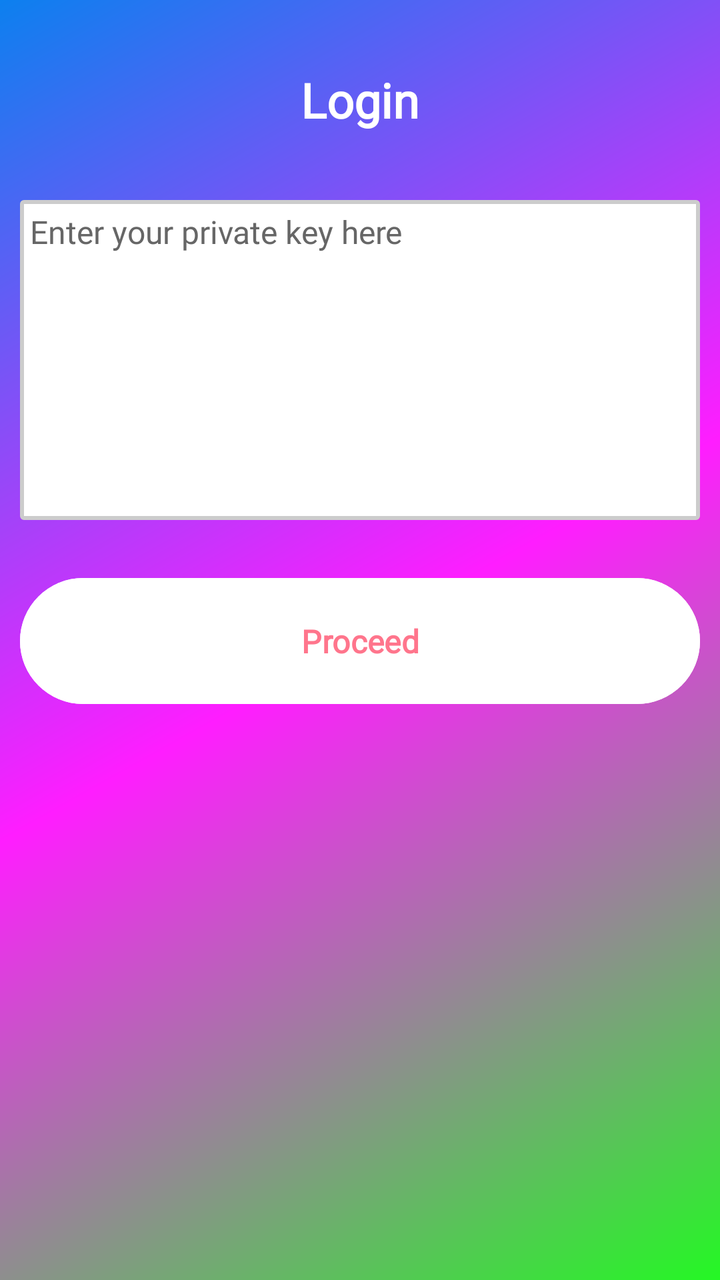
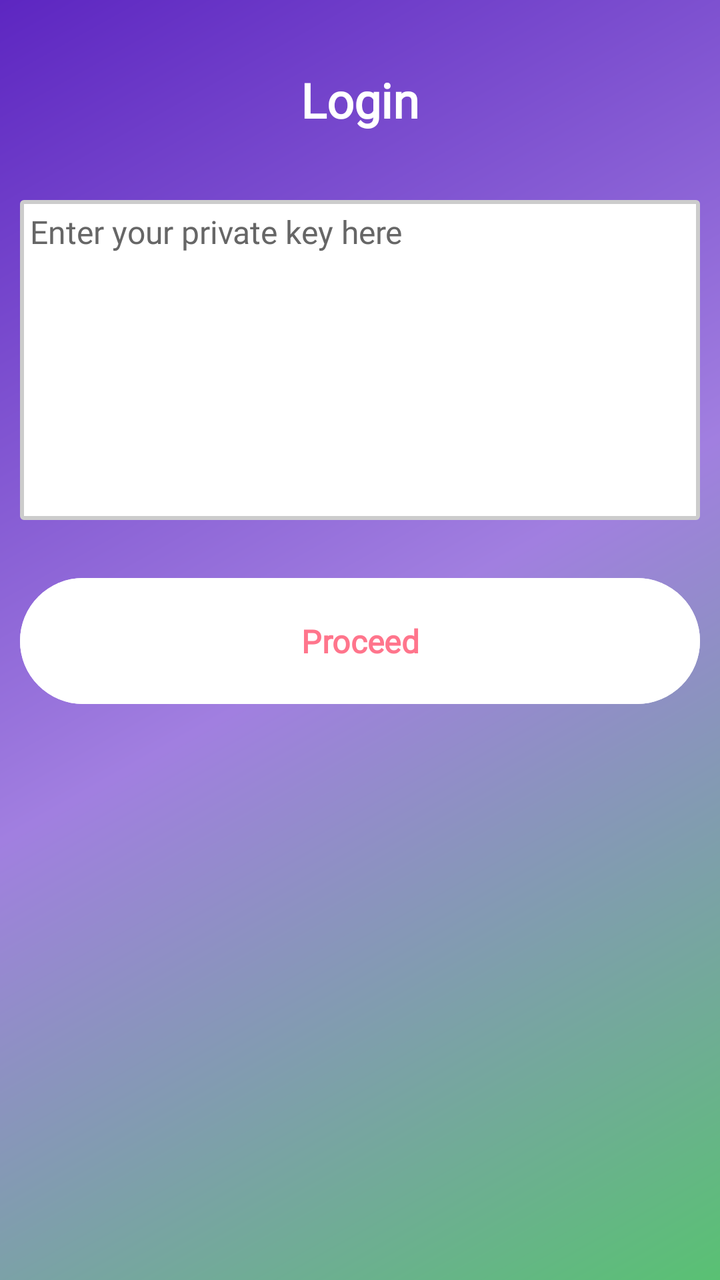

The first picture is an Android layout as it rendered before a commit; the second is the same layout after the commit. The layout source and the unified diff follow.
<!-- AndroidManifest.xml: application theme Theme.EtnVegas -->
<!-- res/layout/activity_login.xml -->
<?xml version="1.0" encoding="utf-8"?>
<androidx.constraintlayout.widget.ConstraintLayout xmlns:android="http://schemas.android.com/apk/res/android"
    xmlns:app="http://schemas.android.com/apk/res-auto"
    xmlns:tools="http://schemas.android.com/tools"
    android:id="@+id/main"
    android:layout_width="match_parent"
    android:layout_height="match_parent"
    android:background="@drawable/gradient_background"
    tools:context="com.starconsolidate.cryptoslots.com.electroneumhackathon.etnvegas.LoginActivity">

    <TextView
        android:id="@+id/textView4"
        android:layout_width="340dp"
        android:layout_height="60dp"
        android:layout_marginStart="10dp"
        android:layout_marginTop="20dp"
        android:layout_marginEnd="10dp"
        android:fontFamily="@font/lustria"
        android:gravity="center"
        android:text="Login"
        android:textColor="#FFFFFF"
        android:textSize="24sp"
        android:textStyle="bold"
        app:layout_constraintEnd_toEndOf="parent"
        app:layout_constraintStart_toStartOf="parent"
        app:layout_constraintTop_toTopOf="parent" />

    <EditText
        android:id="@+id/inp_private_key"
        android:layout_width="340dp"
        android:layout_height="160dp"
        android:layout_marginStart="10dp"
        android:layout_marginTop="20dp"
        android:layout_marginEnd="10dp"
        android:background="@drawable/edit_text_box"
        android:ems="10"
        android:fontFamily="@font/marko_one"
        android:gravity="start|top"
        android:hint="Enter your private key here"
        android:inputType="textMultiLine"
        android:padding="5sp"
        android:textColor="#000000"
        android:textColorHint="#666666"
        android:textSize="16sp"
        app:layout_constraintEnd_toEndOf="parent"
        app:layout_constraintStart_toStartOf="parent"
        app:layout_constraintTop_toBottomOf="@+id/textView4" />

    <Button
        android:id="@+id/login_proceed"
        android:layout_width="340dp"
        android:layout_height="71dp"
        android:layout_marginStart="10dp"
        android:layout_marginTop="25dp"
        android:layout_marginEnd="10dp"
        android:backgroundTint="#FFFFFF"
        android:fontFamily="@font/marko_one"
        android:text="Proceed"
        android:textColor="#ff758c"
        android:textSize="16sp"
        android:textStyle="bold"
        app:layout_constraintEnd_toEndOf="parent"
        app:layout_constraintStart_toStartOf="parent"
        app:layout_constraintTop_toBottomOf="@+id/inp_private_key" />

</androidx.constraintlayout.widget.ConstraintLayout>
<!-- resources referenced by this layout -->
<resources>
  <!-- drawable edit_text_box (drawable) -->
  <shape xmlns:android="http://schemas.android.com/apk/res/android">
      <solid android:color="#FFFFFF"/> 
      <corners android:radius="1dp"/> 
      <stroke android:color="#CCCCCC" android:width="2dp"/> 
  </shape>
  <!-- drawable gradient_background (drawable) -->
  <shape
  xmlns:android="http://schemas.android.com/apk/res/android"
  android:shape="rectangle">
  <gradient
      android:startColor="#24F824"
      android:centerColor="#FF1DFF"
      android:endColor="#0C80EF"
      android:useLevel="false"
      android:angle="135" />
  </shape>
  <style name="Theme.EtnVegas" parent="Base.Theme.EtnVegas" />
  <style name="Base.Theme.EtnVegas" parent="Theme.Material3.DayNight.NoActionBar">
          
          
          <item name="android:forceDarkAllowed" tools:targetApi="q">false</item>
      </style>
</resources>

<!-- the commit's change to res/layout/activity_login.xml (unified diff, before → after) -->
@@ -6,7 +6,7 @@
     android:layout_width="match_parent"
     android:layout_height="match_parent"
     android:background="@drawable/gradient_background"
-    tools:context="com.starconsolidate.cryptoslots.com.electroneumhackathon.etnvegas.LoginActivity">
+    tools:context="com.electroneumhackathon.etnvegas.LoginActivity">
 
     <TextView
         android:id="@+id/textView4"
<!-- resource entries referenced after the edit -->
@@ -11,9 +11,9 @@
   xmlns:android="http://schemas.android.com/apk/res/android"
   android:shape="rectangle">
   <gradient
-      android:startColor="#24F824"
-      android:centerColor="#FF1DFF"
-      android:endColor="#0C80EF"
+      android:startColor="#59c173"
+      android:centerColor="#a17fe0"
+      android:endColor="#5d26c1"
       android:useLevel="false"
       android:angle="135" />
   </shape>
